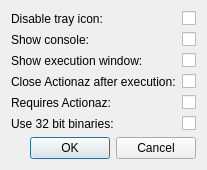
Jmgr/actiona, file gui/sfxscriptdialog.ui: the form before one commit.
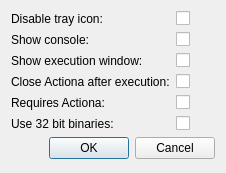
The form after the commit.

Commit message: Global - renamed Actionaz to Actiona

What changed in the file:
```diff
--- a/gui/sfxscriptdialog.ui
+++ b/gui/sfxscriptdialog.ui
@@ -6,8 +6,8 @@
    <rect>
     <x>0</x>
     <y>0</y>
-    <width>188</width>
-    <height>161</height>
+    <width>226</width>
+    <height>173</height>
    </rect>
   </property>
   <property name="windowTitle">
@@ -62,7 +62,7 @@
    <item row="3" column="0">
     <widget class="QLabel" name="label_5">
      <property name="text">
-      <string>Close Actionaz after execution:</string>
+      <string>Close Actiona after execution:</string>
      </property>
     </widget>
    </item>
@@ -100,7 +100,7 @@
    <item row="4" column="0">
     <widget class="QLabel" name="label_2">
      <property name="text">
-      <string>Requires Actionaz:</string>
+      <string>Requires Actiona:</string>
      </property>
     </widget>
    </item>
```
Left out of the diff: 2 changed lines with no effect on the pictures. The commit also changes 500 other files.
